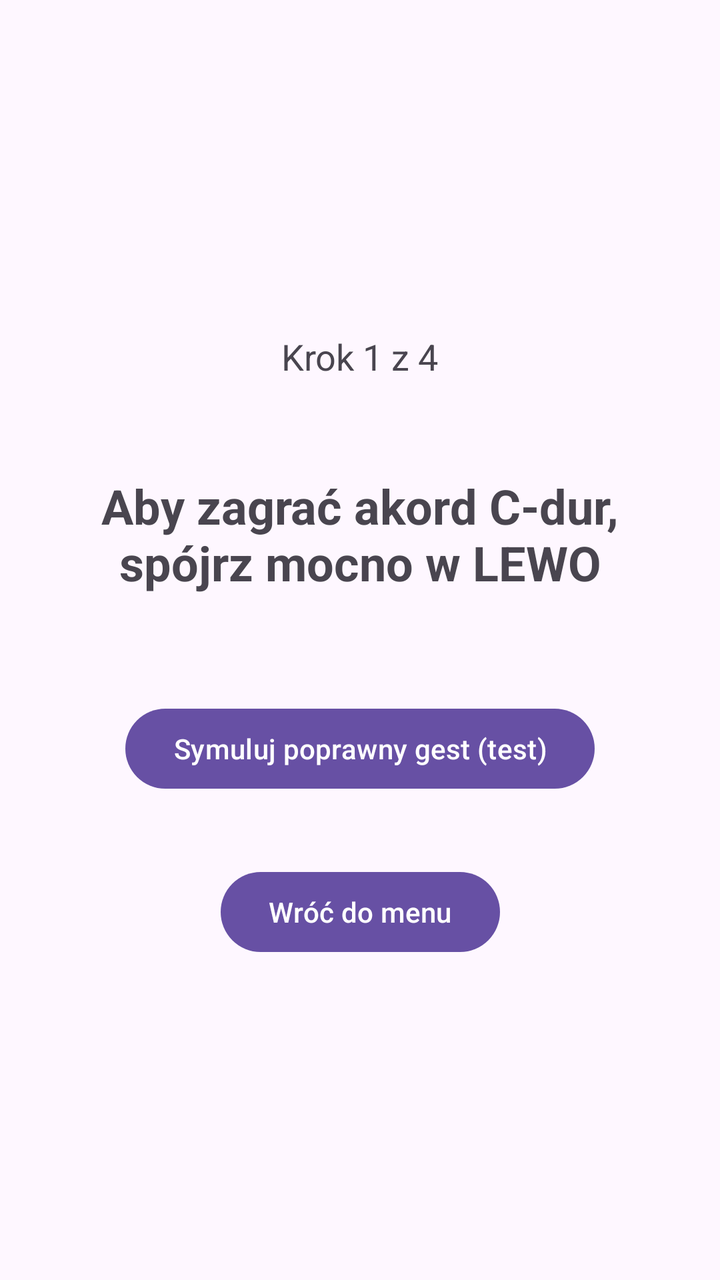
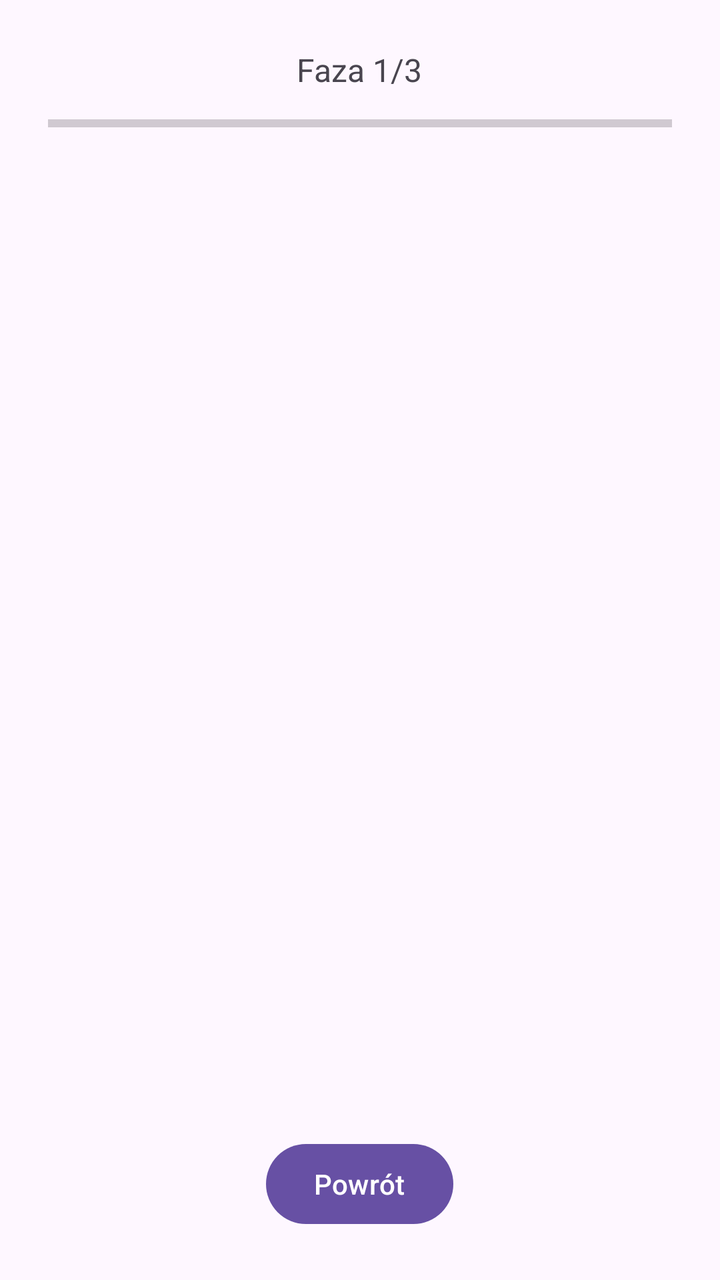

Screens rendered from an Android XML layout before and after an edit, with the pre-edit source and the edit as a unified diff.
<!-- AndroidManifest.xml: application theme Theme.MyApplication -->
<!-- res/layout/activity_tutorial.xml -->
<?xml version="1.0" encoding="utf-8"?>
<androidx.constraintlayout.widget.ConstraintLayout xmlns:android="http://schemas.android.com/apk/res/android"
    xmlns:app="http://schemas.android.com/apk/res-auto"
    android:layout_width="match_parent"
    android:layout_height="match_parent"
    android:padding="24dp">

    <TextView
        android:id="@+id/stepCountText"
        android:layout_width="wrap_content"
        android:layout_height="wrap_content"
        android:text="Krok 1 z 4"
        android:textSize="18sp"
        app:layout_constraintBottom_toBottomOf="parent"
        app:layout_constraintEnd_toEndOf="parent"
        app:layout_constraintStart_toStartOf="parent"
        app:layout_constraintTop_toTopOf="parent"
        app:layout_constraintVertical_bias="0.25" />

    <TextView
        android:id="@+id/instructionText"
        android:layout_width="wrap_content"
        android:layout_height="wrap_content"
        android:gravity="center"
        android:text="Aby zagrać akord C-dur,\nspójrz mocno w LEWO"
        android:textSize="24sp"
        android:textStyle="bold"
        app:layout_constraintBottom_toBottomOf="parent"
        app:layout_constraintEnd_toEndOf="parent"
        app:layout_constraintStart_toStartOf="parent"
        app:layout_constraintTop_toTopOf="parent"
        app:layout_constraintVertical_bias="0.4" />

    <Button
        android:id="@+id/testGestureBtn"
        android:layout_width="wrap_content"
        android:layout_height="wrap_content"
        android:text="Symuluj poprawny gest (test)"
        app:layout_constraintBottom_toBottomOf="parent"
        app:layout_constraintEnd_toEndOf="parent"
        app:layout_constraintStart_toStartOf="parent"
        app:layout_constraintTop_toTopOf="parent"
        app:layout_constraintVertical_bias="0.6" />

    <Button
        android:id="@+id/backBtn"
        android:layout_width="wrap_content"
        android:layout_height="wrap_content"
        android:text="Wróć do menu"
        app:layout_constraintBottom_toBottomOf="parent"
        app:layout_constraintEnd_toEndOf="parent"
        app:layout_constraintStart_toStartOf="parent"
        app:layout_constraintTop_toTopOf="parent"
        app:layout_constraintVertical_bias="0.75" />

</androidx.constraintlayout.widget.ConstraintLayout>
<!-- resources referenced by this layout -->
<resources>
  <style name="Theme.MyApplication" parent="Base.Theme.MyApplication" />
  <style name="Base.Theme.MyApplication" parent="Theme.Material3.DayNight.NoActionBar">
          
          
      </style>
</resources>

<!-- the commit's change to res/layout/activity_tutorial.xml (unified diff, before → after) -->
@@ -1,56 +1,80 @@
 <?xml version="1.0" encoding="utf-8"?>
-<androidx.constraintlayout.widget.ConstraintLayout xmlns:android="http://schemas.android.com/apk/res/android"
-    xmlns:app="http://schemas.android.com/apk/res-auto"
+<LinearLayout xmlns:android="http://schemas.android.com/apk/res/android"
+    android:id="@+id/main"
     android:layout_width="match_parent"
     android:layout_height="match_parent"
+    android:fitsSystemWindows="true"
+    android:gravity="center_horizontal"
+    android:orientation="vertical"
     android:padding="24dp">
 
     <TextView
-        android:id="@+id/stepCountText"
+        android:id="@+id/tvFaza"
         android:layout_width="wrap_content"
         android:layout_height="wrap_content"
-        android:text="Krok 1 z 4"
-        android:textSize="18sp"
-        app:layout_constraintBottom_toBottomOf="parent"
-        app:layout_constraintEnd_toEndOf="parent"
-        app:layout_constraintStart_toStartOf="parent"
-        app:layout_constraintTop_toTopOf="parent"
-        app:layout_constraintVertical_bias="0.25" />
+        android:text="Faza 1/3"
+        android:textSize="16sp" />
+
+    <ProgressBar
+        android:id="@+id/pasekPostepu"
+        style="?android:attr/progressBarStyleHorizontal"
+        android:layout_width="match_parent"
+        android:layout_height="wrap_content"
+        android:layout_marginTop="8dp" />
 
     <TextView
-        android:id="@+id/instructionText"
+        android:id="@+id/tvPolecenie"
+        android:layout_width="match_parent"
+        android:layout_height="wrap_content"
+        android:layout_marginTop="28dp"
+        android:gravity="center"
+        android:text=""
+        android:textSize="26sp"
+        android:textStyle="bold" />
+
+    <TextView
+        android:id="@+id/tvStrzalka"
         android:layout_width="wrap_content"
         android:layout_height="wrap_content"
+        android:text=""
+        android:textSize="80sp" />
+
+    <TextView
+        android:id="@+id/tvPodpowiedz"
+        android:layout_width="match_parent"
+        android:layout_height="wrap_content"
         android:gravity="center"
-        android:text="Aby zagrać akord C-dur,\nspójrz mocno w LEWO"
-        android:textSize="24sp"
-        android:textStyle="bold"
-        app:layout_constraintBottom_toBottomOf="parent"
-        app:layout_constraintEnd_toEndOf="parent"
-        app:layout_constraintStart_toStartOf="parent"
-        app:layout_constraintTop_toTopOf="parent"
-        app:layout_constraintVertical_bias="0.4" />
+        android:text=""
+        android:textSize="18sp" />
+
+    <TextView
+        android:id="@+id/tvFeedback"
+        android:layout_width="match_parent"
+        android:layout_height="wrap_content"
+        android:layout_marginTop="12dp"
+        android:gravity="center"
+        android:minHeight="56dp"
+        android:text=""
+        android:textSize="20sp"
+        android:textStyle="bold" />
 
     <Button
-        android:id="@+id/testGestureBtn"
+        android:id="@+id/btnJeszczeRaz"
         android:layout_width="wrap_content"
         android:layout_height="wrap_content"
-        android:text="Symuluj poprawny gest (test)"
-        app:layout_constraintBottom_toBottomOf="parent"
-        app:layout_constraintEnd_toEndOf="parent"
-        app:layout_constraintStart_toStartOf="parent"
-        app:layout_constraintTop_toTopOf="parent"
-        app:layout_constraintVertical_bias="0.6" />
+        android:layout_marginTop="16dp"
+        android:text="Jeszcze raz"
+        android:visibility="gone" />
+
+    <View
+        android:layout_width="1dp"
+        android:layout_height="0dp"
+        android:layout_weight="1" />
 
     <Button
         android:id="@+id/backBtn"
         android:layout_width="wrap_content"
         android:layout_height="wrap_content"
-        android:text="Wróć do menu"
-        app:layout_constraintBottom_toBottomOf="parent"
-        app:layout_constraintEnd_toEndOf="parent"
-        app:layout_constraintStart_toStartOf="parent"
-        app:layout_constraintTop_toTopOf="parent"
-        app:layout_constraintVertical_bias="0.75" />
+        android:text="Powrót" />
 
-</androidx.constraintlayout.widget.ConstraintLayout>
+</LinearLayout>
